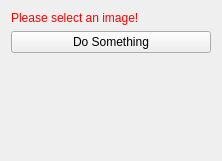
Qt form Plugins/org.mitk.lancet.spinecarmregistration/src/internal/SpineCArmRegistrationControls.ui (zhaomengxiao/LancetMITK-Adition) before a commit.
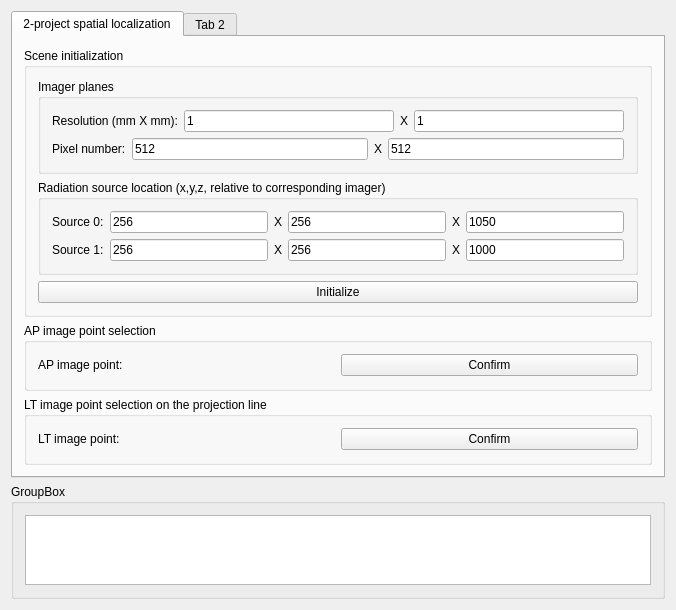
The same form after that commit. Custom widgets are drawn as their Qt base class.

Commit message:
2 projection spatial localization
very coarse demo

The edit to the form file:
```diff
--- a/Plugins/org.mitk.lancet.spinecarmregistration/src/internal/SpineCArmRegistrationControls.ui
+++ b/Plugins/org.mitk.lancet.spinecarmregistration/src/internal/SpineCArmRegistrationControls.ui
@@ -6,8 +6,8 @@
    <rect>
     <x>0</x>
     <y>0</y>
-    <width>222</width>
-    <height>161</height>
+    <width>676</width>
+    <height>564</height>
    </rect>
   </property>
   <property name="minimumSize">
@@ -19,46 +19,307 @@
   <property name="windowTitle">
    <string>QmitkTemplate</string>
   </property>
-  <layout class="QVBoxLayout" name="verticalLayout">
+  <layout class="QVBoxLayout" name="verticalLayout_2">
    <item>
-    <widget class="QLabel" name="labelWarning">
-     <property name="styleSheet">
-      <string notr="true">QLabel { color: rgb(255, 0, 0) }</string>
+    <widget class="QTabWidget" name="tabWidget">
+     <property name="currentIndex">
+      <number>0</number>
      </property>
-     <property name="text">
-      <string>Please select an image!</string>
-     </property>
+     <widget class="QWidget" name="tab">
+      <attribute name="title">
+       <string>2-project spatial localization</string>
+      </attribute>
+      <layout class="QVBoxLayout" name="verticalLayout">
+       <item>
+        <widget class="QGroupBox" name="groupBox_2">
+         <property name="title">
+          <string>Scene initialization</string>
+         </property>
+         <layout class="QGridLayout" name="gridLayout_4">
+          <item row="0" column="0">
+           <widget class="QGroupBox" name="groupBox_3">
+            <property name="title">
+             <string>Imager planes</string>
+            </property>
+            <layout class="QGridLayout" name="gridLayout_2">
+             <item row="0" column="0">
+              <layout class="QHBoxLayout" name="horizontalLayout">
+               <item>
+                <widget class="QLabel" name="label">
+                 <property name="text">
+                  <string>Resolution (mm X mm):</string>
+                 </property>
+                </widget>
+               </item>
+               <item>
+                <widget class="QLineEdit" name="lineEdit_planeResolutionX">
+                 <property name="text">
+                  <string>1</string>
+                 </property>
+                </widget>
+               </item>
+               <item>
+                <widget class="QLabel" name="label_3">
+                 <property name="text">
+                  <string>X</string>
+                 </property>
+                </widget>
+               </item>
+               <item>
+                <widget class="QLineEdit" name="lineEdit_planeResolutionY">
+                 <property name="text">
+                  <string>1</string>
+                 </property>
+                </widget>
+               </item>
+              </layout>
+             </item>
+             <item row="1" column="0">
+              <layout class="QHBoxLayout" name="horizontalLayout_2">
+               <item>
+                <widget class="QLabel" name="label_2">
+                 <property name="text">
+                  <string>Pixel number:</string>
+                 </property>
+                </widget>
+               </item>
+               <item>
+                <widget class="QLineEdit" name="lineEdit_planePixNumX">
+                 <property name="text">
+                  <string>512</string>
+                 </property>
+                </widget>
+               </item>
+               <item>
+                <widget class="QLabel" name="label_4">
+                 <property name="text">
+                  <string>X</string>
+                 </property>
+                </widget>
+               </item>
+               <item>
+                <widget class="QLineEdit" name="lineEdit_planePixNumY">
+                 <property name="text">
+                  <string>512</string>
+                 </property>
+                </widget>
+               </item>
+              </layout>
+             </item>
+            </layout>
+           </widget>
+          </item>
+          <item row="2" column="0">
+           <widget class="QPushButton" name="pushButton_InitSpatialScene">
+            <property name="text">
+             <string>Initialize</string>
+            </property>
+           </widget>
+          </item>
+          <item row="1" column="0">
+           <widget class="QGroupBox" name="groupBox_4">
+            <property name="title">
+             <string>Radiation source location (x,y,z, relative to corresponding imager)</string>
+            </property>
+            <layout class="QGridLayout" name="gridLayout_3">
+             <item row="0" column="0">
+              <layout class="QHBoxLayout" name="horizontalLayout_3">
+               <item>
+                <widget class="QLabel" name="label_5">
+                 <property name="text">
+                  <string>Source 0:</string>
+                 </property>
+                </widget>
+               </item>
+               <item>
+                <widget class="QLineEdit" name="lineEdit_planeSourceX_0">
+                 <property name="text">
+                  <string>256</string>
+                 </property>
+                </widget>
+               </item>
+               <item>
+                <widget class="QLabel" name="label_6">
+                 <property name="text">
+                  <string>X</string>
+                 </property>
+                </widget>
+               </item>
+               <item>
+                <widget class="QLineEdit" name="lineEdit_planeSourceY_0">
+                 <property name="text">
+                  <string>256</string>
+                 </property>
+                </widget>
+               </item>
+               <item>
+                <widget class="QLabel" name="label_9">
+                 <property name="text">
+                  <string>X</string>
+                 </property>
+                </widget>
+               </item>
+               <item>
+                <widget class="QLineEdit" name="lineEdit_planeSourceZ_0">
+                 <property name="text">
+                  <string>1050</string>
+                 </property>
+                </widget>
+               </item>
+              </layout>
+             </item>
+             <item row="1" column="0">
+              <layout class="QHBoxLayout" name="horizontalLayout_4">
+               <item>
+                <widget class="QLabel" name="label_7">
+                 <property name="text">
+                  <string>Source 1:</string>
+                 </property>
+                </widget>
+               </item>
+               <item>
+                <widget class="QLineEdit" name="lineEdit_planeSourceX_1">
+                 <property name="text">
+                  <string>256</string>
+                 </property>
+                </widget>
+               </item>
+               <item>
+                <widget class="QLabel" name="label_8">
+                 <property name="text">
+                  <string>X</string>
+                 </property>
+                </widget>
+               </item>
+               <item>
+                <widget class="QLineEdit" name="lineEdit_planeSourceY_1">
+                 <property name="text">
+                  <string>256</string>
+                 </property>
+                </widget>
+               </item>
+               <item>
+                <widget class="QLabel" name="label_10">
+                 <property name="text">
+                  <string>X</string>
+                 </property>
+                </widget>
+               </item>
+               <item>
+                <widget class="QLineEdit" name="lineEdit_planeSourceZ_1">
+                 <property name="text">
+                  <string>1000</string>
+                 </property>
+                </widget>
+               </item>
+              </layout>
+             </item>
+            </layout>
+           </widget>
+          </item>
+         </layout>
+        </widget>
+       </item>
+       <item>
+        <widget class="QGroupBox" name="groupBox_5">
+         <property name="title">
+          <string>AP image point selection</string>
+         </property>
+         <layout class="QGridLayout" name="gridLayout_5">
+          <item row="0" column="0">
+           <layout class="QHBoxLayout" name="horizontalLayout_5">
+            <item>
+             <widget class="QLabel" name="label_11">
+              <property name="text">
+               <string>AP image point:</string>
+              </property>
+             </widget>
+            </item>
+            <item>
+             <widget class="QmitkSingleNodeSelectionWidget" name="mitkNodeSelectWidget_spatialApPoint" native="true">
+              <property name="enabled">
+               <bool>true</bool>
+              </property>
+             </widget>
+            </item>
+           </layout>
+          </item>
+          <item row="0" column="1">
+           <widget class="QPushButton" name="pushButton_confirmApPoint">
+            <property name="text">
+             <string>Confirm</string>
+            </property>
+           </widget>
+          </item>
+         </layout>
+        </widget>
+       </item>
+       <item>
+        <widget class="QGroupBox" name="groupBox_6">
+         <property name="title">
+          <string>LT image point selection on the projection line</string>
+         </property>
+         <layout class="QGridLayout" name="gridLayout_6">
+          <item row="0" column="0">
+           <layout class="QHBoxLayout" name="horizontalLayout_6">
+            <item>
+             <widget class="QLabel" name="label_12">
+              <property name="text">
+               <string>LT image point:</string>
+              </property>
+             </widget>
+            </item>
+            <item>
+             <widget class="QmitkSingleNodeSelectionWidget" name="mitkNodeSelectWidget_spatialLtPoint" native="true">
+              <property name="enabled">
+               <bool>true</bool>
+              </property>
+             </widget>
+            </item>
+           </layout>
+          </item>
+          <item row="0" column="1">
+           <widget class="QPushButton" name="pushButton_confirmLtPoint">
+            <property name="text">
+             <string>Confirm</string>
+            </property>
+           </widget>
+          </item>
+         </layout>
+        </widget>
+       </item>
+      </layout>
+     </widget>
+     <widget class="QWidget" name="tab_2">
+      <attribute name="title">
+       <string>Tab 2</string>
+      </attribute>
+     </widget>
     </widget>
    </item>
    <item>
-    <widget class="QPushButton" name="buttonPerformImageProcessing">
-     <property name="toolTip">
-      <string>Do image processing</string>
+    <widget class="QGroupBox" name="groupBox">
+     <property name="title">
+      <string>GroupBox</string>
      </property>
-     <property name="text">
-      <string>Do Something</string>
-     </property>
+     <layout class="QGridLayout" name="gridLayout">
+      <item row="0" column="0">
+       <widget class="QTextBrowser" name="textBrowser"/>
+      </item>
+     </layout>
     </widget>
    </item>
-   <item>
-    <spacer name="spacer1">
-     <property name="orientation">
-      <enum>Qt::Vertical</enum>
-     </property>
-     <property name="sizeType">
-      <enum>QSizePolicy::Expanding</enum>
-     </property>
-     <property name="sizeHint" stdset="0">
-      <size>
-       <width>20</width>
-       <height>220</height>
-      </size>
-     </property>
-    </spacer>
-   </item>
   </layout>
  </widget>
  <layoutdefault spacing="6" margin="11"/>
+ <customwidgets>
+  <customwidget>
+   <class>QmitkSingleNodeSelectionWidget</class>
+   <extends>QWidget</extends>
+   <header location="global">QmitkSingleNodeSelectionWidget.h</header>
+   <container>1</container>
+  </customwidget>
+ </customwidgets>
  <resources/>
  <connections/>
 </ui>
```
The commit also changes 3 other files.
